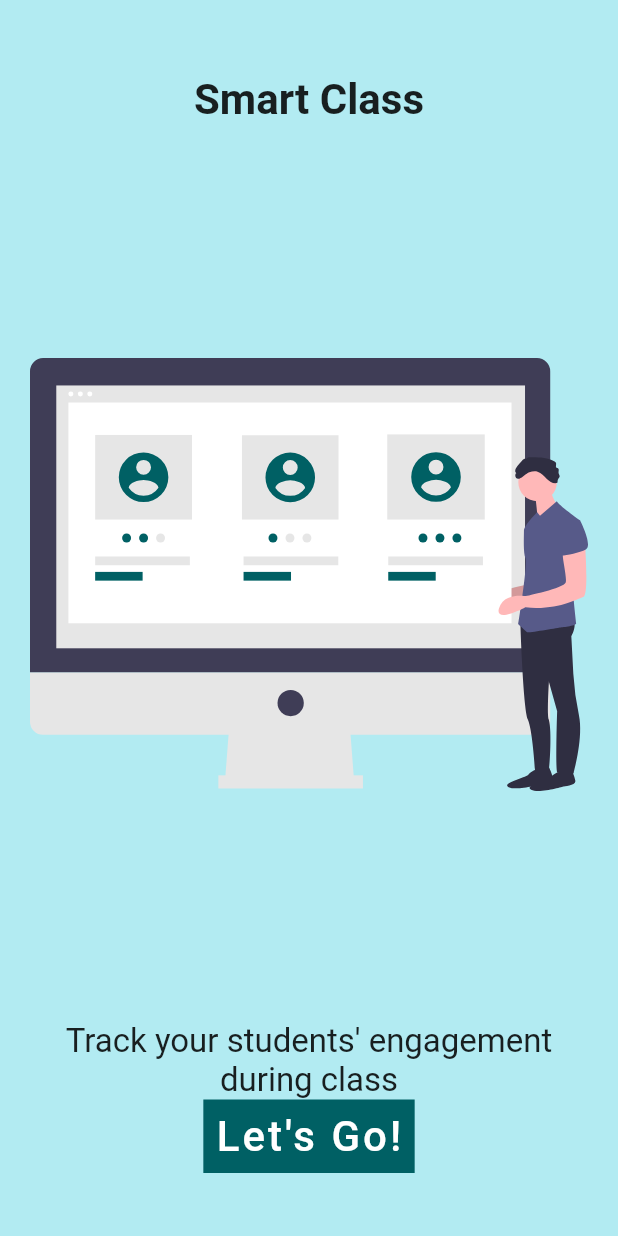
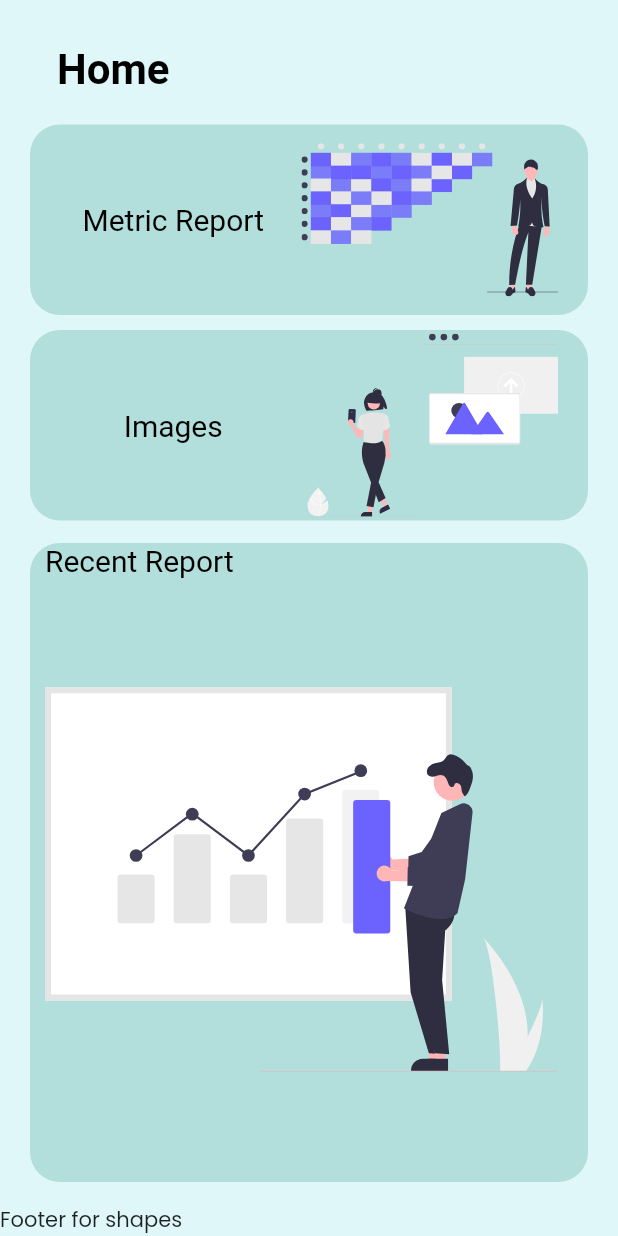
Before and after one commit to JDMukiibs/smart_class_api_consumer, a Flutter app: the screen it shows after launch, after a tap on an icon or button, on a phone screen of 412 x 824 dp. Run offline on Flutter 3.47's test engine with Material 2 defaults, Android fonts, the phone set to English and light mode, and no system bars; our stand-ins replace flutter_svg; Roboto replaces fonts that are missing (fonts/Poppins-Bold, fonts/Poppins-Medium, fonts/Poppins-Regular).

Commit message:
Base design of all screens complete
The other 3 fundamental screens - Home, Metric Reports, and Images have been designed with the last two still just only partially developed but routes have been added and main.dart now has route configuration setup.
Added svg_generator.dart file to help with the use of the same SVGs I had used in the Figma designs rather than have to convert to either png or jpg.

```diff
--- a/lib/custom_widgets/svg_generator.dart
+++ b/lib/custom_widgets/svg_generator.dart
@@ -1,8 +1,27 @@
 import 'package:flutter/cupertino.dart';
 import 'package:flutter_svg/flutter_svg.dart';
 
-final String assetName = 'assets/welcome_screen_illustration.svg';
+// SVG Widgets to be used in app
+final String welcomeIllustration = 'assets/welcome_screen_illustration.svg';
 final Widget welcomeSVG = SvgPicture.asset(
-    assetName,
+    welcomeIllustration,
     semanticsLabel: 'Welcome Screen Illustration'
 );
+
+final String metricReportsIllustration = 'assets/home_screen_row1.svg';
+final Widget metricReportsSVG = SvgPicture.asset(
+  metricReportsIllustration,
+  semanticsLabel: 'Metric Reports Illustration',
+);
+
+final String imagesIllustration = 'assets/home_screen_row2.svg';
+final Widget imagesSVG = SvgPicture.asset(
+  imagesIllustration,
+  semanticsLabel: 'Metric Reports Illustration',
+);
+
+final String recentReportIllustration = 'assets/home_screen_row3.svg';
+final Widget recentSVG = SvgPicture.asset(
+  recentReportIllustration,
+  semanticsLabel: 'Metric Reports Illustration',
+);
--- a/lib/main.dart
+++ b/lib/main.dart
@@ -1,7 +1,16 @@
 import 'package:flutter/material.dart';
+import 'package:smart_class_api_consumer/pages/home.dart';
+import 'package:smart_class_api_consumer/pages/metric_reports.dart';
+import 'package:smart_class_api_consumer/pages/send_images.dart';
 import 'package:smart_class_api_consumer/pages/welcome.dart';
 
 void main() => runApp(MaterialApp(
   theme: ThemeData(fontFamily: 'Poppins'),
-  home: Welcome(),
+  initialRoute: '/',
+  routes: {
+    '/': (context) => Welcome(),
+    '/home': (context) => Home(),
+    '/reports': (context) => MetricReports(),
+    '/images': (context) => SendImages(),
+  },
 ));
--- a/lib/pages/home.dart
+++ b/lib/pages/home.dart
@@ -0,0 +1,139 @@
+import 'package:flutter/cupertino.dart';
+import 'package:flutter/material.dart';
+import 'package:smart_class_api_consumer/custom_widgets/svg_generator.dart';
+
+class Home extends StatefulWidget {
+  const Home({Key? key}) : super(key: key);
+
+  @override
+  _HomeState createState() => _HomeState();
+}
+
+class _HomeState extends State<Home> {
+  @override
+  Widget build(BuildContext context) {
+    return Scaffold(
+      backgroundColor: Colors.cyan[50],
+      body: SafeArea(
+        child: Column(
+          children: <Widget>[
+            Padding(
+              padding: EdgeInsets.fromLTRB(19, 30, 280, 20),
+              child: Text(
+                'Home',
+                style: TextStyle(
+                  fontFamily: 'fonts/Poppins-Bold',
+                  fontWeight: FontWeight.bold,
+                  fontSize: 28.0,
+                  color: Colors.black,
+                ),
+              ),
+            ),
+            Padding(
+              padding: const EdgeInsets.fromLTRB(20.0, 0, 20, 10),
+              child: InkWell(
+                // When the container is tapped navigate to the Report screen
+                onTap: () {
+                  Navigator.pushNamed(context, '/reports');
+                },
+                child: Container(
+                  padding: EdgeInsets.fromLTRB(10, 0, 20, 0),
+                  height: 127,
+                  decoration: BoxDecoration(
+                    color: Colors.teal[100],
+                    borderRadius: BorderRadius.all(Radius.circular(20))
+                  ),
+                  child: Row(
+                    children: <Widget>[
+                      Expanded(
+                        child: Text(
+                          'Metric Report',
+                          style: TextStyle(
+                            fontFamily: 'fonts/Poppins-Medium',
+                            fontSize: 20.0,
+                            color: Colors.black,
+                          ),
+                          textAlign: TextAlign.center,
+                        ),
+                      ),
+                      Expanded(child: metricReportsSVG),
+                    ],
+                  ),
+                ),
+              ),
+            ),
+            Padding(
+              padding: const EdgeInsets.fromLTRB(20.0, 0, 20, 15),
+              child: InkWell(
+                onTap: () {
+                  Navigator.pushNamed(context, '/images');
+                },
+                child: Container(
+                  padding: EdgeInsets.fromLTRB(10, 0, 20, 0),
+                  height: 127,
+                  decoration: BoxDecoration(
+                      color: Colors.teal[100],
+                      borderRadius: BorderRadius.all(Radius.circular(20))
+                  ),
+                  child: Row(
+                    children: <Widget>[
+                      Expanded(
+                        child: Text(
+                          'Images',
+                          style: TextStyle(
+                            fontFamily: 'fonts/Poppins-Medium',
+                            fontSize: 20.0,
+                            color: Colors.black,
+                          ),
+                          textAlign: TextAlign.center,
+                        ),
+                      ),
+                      Expanded(child: imagesSVG),
+                    ],
+                  ),
+                ),
+              ),
+            ),
+            Expanded(
+              child: Padding(
+                padding: const EdgeInsets.fromLTRB(20.0, 0, 20, 15),
+                child: Container(
+                  padding: EdgeInsets.fromLTRB(10, 0, 20, 0),
+                  height: 127,
+                  decoration: BoxDecoration(
+                      color: Colors.teal[100],
+                      borderRadius: BorderRadius.all(Radius.circular(20))
+                  ),
+                  child: Column(
+                    crossAxisAlignment: CrossAxisAlignment.start,
+                    children: <Widget>[
+                      Text(
+                        'Recent Report',
+                        style: TextStyle(
+                          fontFamily: 'fonts/Poppins-Medium',
+                          fontSize: 20.0,
+                          color: Colors.black,
+                        ),
+                      ),
+                      Expanded(child: recentSVG),
+                    ],
+                  ),
+                ),
+              ),
+            ),
+            Container(
+              alignment: Alignment(0.0, -1.0),
+              child: Row(
+                children: [
+                  Text(
+                    'Footer for shapes',
+                  )
+                ],
+              ),
+            ),
+          ],
+        ),
+      )
+    );
+  }
+}
--- a/lib/pages/welcome.dart
+++ b/lib/pages/welcome.dart
@@ -13,7 +13,7 @@ class _WelcomeState extends State<Welcome> {
   @override
   Widget build(BuildContext context) {
     return Scaffold(
-      backgroundColor: Colors.cyan[100],
+      backgroundColor: Colors.cyan[50],
       body: SafeArea(
         child: Center(
           child: Padding(
@@ -33,9 +33,8 @@ class _WelcomeState extends State<Welcome> {
                 ),
                 //SizedBox(height: 20.0),
                 Expanded(child: welcomeSVG),
-                //SizedBox(height: 10.0),
-                Container(
-                  child: Text(
+                SizedBox(height: 10.0),
+                Text(
                   'Track your students\' engagement during class',
                   style: TextStyle(
                     fontSize: 22.0,
@@ -43,13 +42,10 @@ class _WelcomeState extends State<Welcome> {
                   ),
                   textAlign: TextAlign.center,
                 ),
-                ),
                 //SizedBox(height: 20.0),
-                Container(
-                  color: Colors.cyan[900],
-                  child: TextButton(
+                TextButton(
                   onPressed: () {
-                      print("I was pressed!");
+                    Navigator.pushReplacementNamed(context, '/home');
                   },
                   child: Text(
                     'Let\'s Go!',
@@ -60,6 +56,15 @@ class _WelcomeState extends State<Welcome> {
                       letterSpacing: 2.0,
                     ),
                   ),
+                  style: ButtonStyle(
+                    padding: MaterialStateProperty.all<EdgeInsets>(EdgeInsets.all(15)),
+                    backgroundColor: MaterialStateProperty.all<Color>(Colors.teal),
+                    shape: MaterialStateProperty.all<RoundedRectangleBorder>(
+                        RoundedRectangleBorder(
+                          borderRadius: BorderRadius.circular(18.0),
+                          side: BorderSide(color: Colors.teal),
+                        )
+                    )
                   ),
                 ),
               ],
```
Also changed, not shown: lib/pages/metric_reports.dart (+34 -0 lines), lib/pages/send_images.dart (+34 -0 lines), assets/home_screen_row1.svg (added), assets/home_screen_row2.svg (added), assets/home_screen_row3.svg (added). Lines whose indentation alone changed are shown as unchanged.
